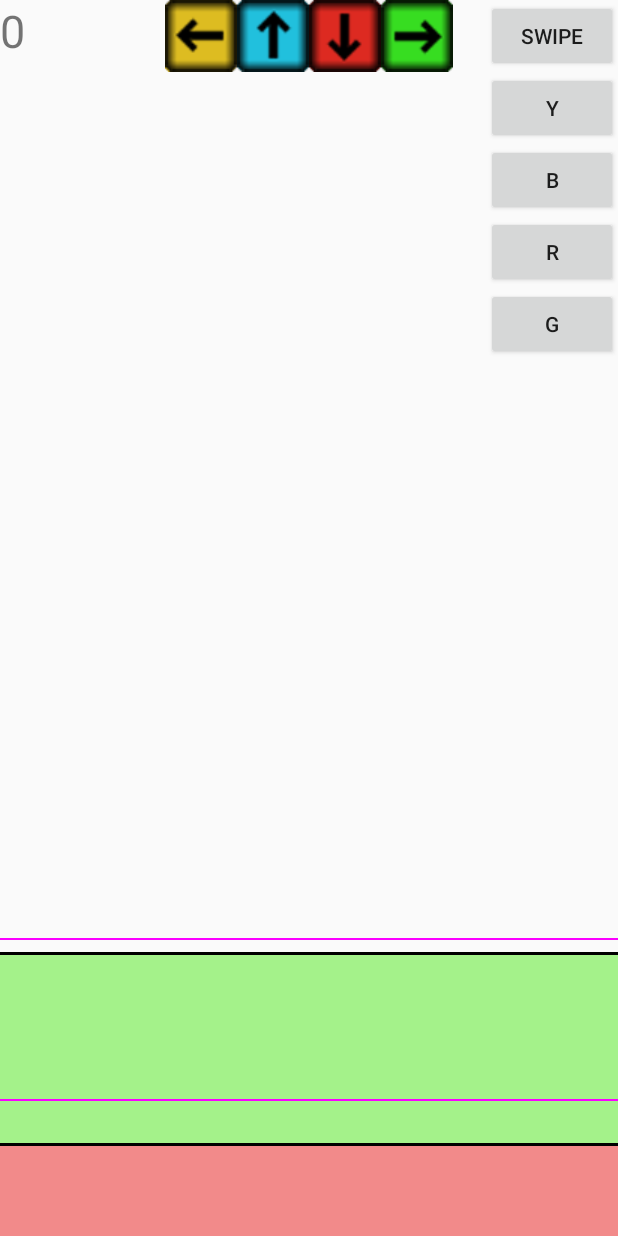
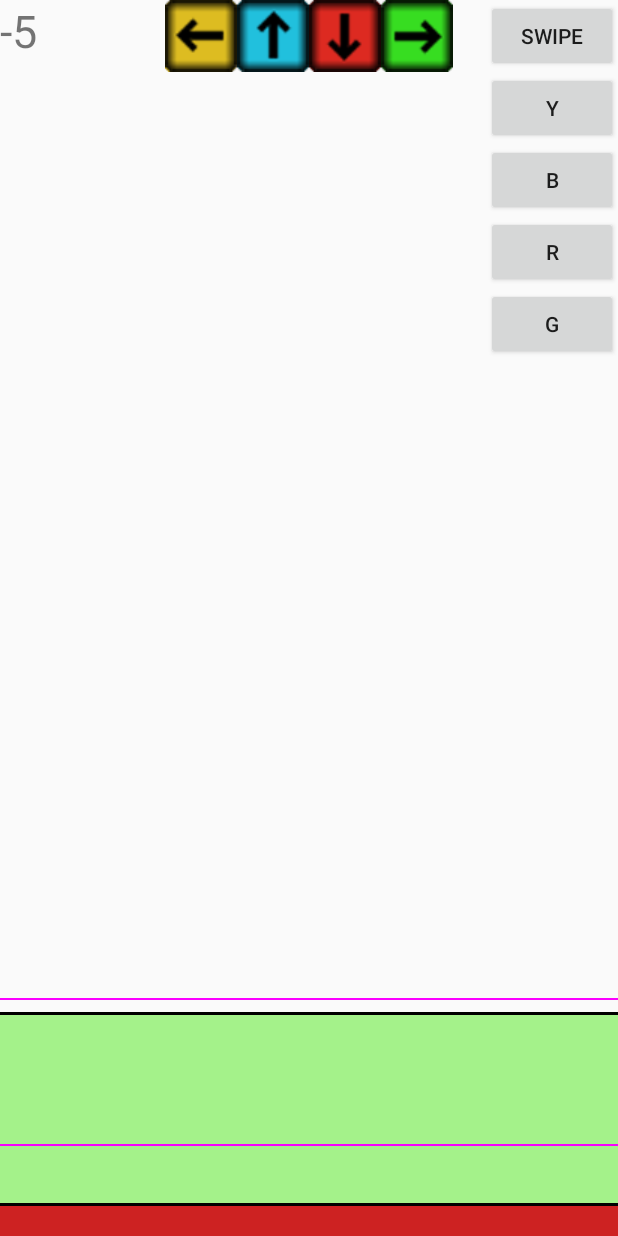
Before and after one commit to Huzzari/Slice, an Android app: the GameActivity screen opened directly, with no data from a screen before it, after a tap on an icon or button, on a phone screen of 412 x 824 dp. Run offline under Robolectric (Android 15) with nearby library versions, the phone set to English and light mode, and no system bars.

Commit message:
Score working
Button Delay

```diff
--- a/app/src/main/java/pancakeninjas/sliceproject/GameActivity.java
+++ b/app/src/main/java/pancakeninjas/sliceproject/GameActivity.java
@@ -11,25 +11,33 @@ import android.view.View;
 import android.view.animation.Animation;
 import android.view.animation.LinearInterpolator;
 import android.view.animation.TranslateAnimation;
+import android.widget.Button;
 import android.widget.ImageView;
 import android.widget.LinearLayout;
 import android.widget.RelativeLayout;
 import android.widget.TextView;
 
 import java.util.ArrayList;
+import java.util.Timer;
+import java.util.TimerTask;
 
 public class GameActivity extends AppCompatActivity {
 
-    int width, height, half;
-    int count = 1;
+    int width, height, half, playerScore;
+    int count = 0;
+    int count2 = 0;
     int speed = 2000;
+    int cap = 30;
+    int delay = 1000;
+    float endPoint;
     TranslateAnimation animation;
     ObjectAnimator anim;
-    ImageView cube1, cube2;
+    ImageView cube1;
+    Button blueButton, redButton, greenButton, yellowButton;
     ArrayList<ImageView> cubeArray;
     ArrayList<ImageView> deleteCubeArray;
     ImageView colour;
-    LinearLayout cubes, scoreZone, scoreTop, scoreBottom;
+    LinearLayout cubes, scoreZone, scoreTop, scoreBottom, divideBottom;
     TextView score;
     RelativeLayout mainLayout;
 
@@ -38,49 +46,39 @@ public class GameActivity extends AppCompatActivity {
         super.onCreate(savedInstanceState);
         setContentView(R.layout.activity_game);
 
-        cube1 = (ImageView) findViewById(R.id.bCube);
-        Log.d("Test", "Test1");
-        getScreenSize();
-
+        //arrayLists for storing cubes
         cubeArray = new ArrayList<ImageView>();
         deleteCubeArray = new ArrayList<ImageView>();
+        //copies of UI elements
+        cube1 = (ImageView) findViewById(R.id.bCube);
         cubes = (LinearLayout) findViewById(R.id.cubeLayout);
         mainLayout = (RelativeLayout) findViewById(R.id.mainRel);
         scoreZone = (LinearLayout) findViewById(R.id.scoreField);
         scoreTop = (LinearLayout) findViewById(R.id.scoreLineTop);
         scoreBottom = (LinearLayout) findViewById(R.id.scoreLineBottom);
+        divideBottom = (LinearLayout) findViewById(R.id.divider1);
         score = (TextView) findViewById(R.id.scoreText);
+        blueButton = (Button) findViewById(R.id.bButton);
+        redButton = (Button) findViewById(R.id.rButton);
+        yellowButton = (Button) findViewById(R.id.yButton);
+        greenButton = (Button) findViewById(R.id.gButton);
 
-        Log.d("Test", "Test2");
+        playerScore = 0;
+        endPoint = scoreBottom.getY();
+        Log.d("endPoint", "end Point = " + endPoint);
+        Log.d("endPoint", "end Point = " + scoreBottom.getY());
+        getScreenSize();
     }
 
-    public void moveCube2(View v){
 
-        Log.d("moveCube", "Test1");
-        int[] location = new int[2];
-        cube2.getLocationOnScreen(location);
-        Log.d("moveCube", "Test2");
-
-
-        Log.d("moveCube", "Test3");
-
-
-        Log.d("moveCube", "Test4");
-        animation.setDuration(speed);
-        animation.setFillAfter(false);
-
-        Log.d("moveCube", "Test5");
-        cube2.startAnimation(animation);
-        Log.d("moveCube", "Test6");
-
-
-    }
-
+    //used for when the user collects a cube before the animation has ended
     public void stopCube(){
-
+        //if the arrayList isnt empty
         if(!cubeArray.isEmpty()){
             ImageView temp = cubeArray.get(0);
+            //add cube to deleteCubeArray
             deleteCubeArray.add(temp);
+            //remove the cube from cubeArray and delete from the screen
             cubeArray.remove(0);
             mainLayout.removeView(temp);
         }
@@ -91,19 +89,19 @@ public class GameActivity extends AppCompatActivity {
         checkIfScore();
     }
 
+    //delete a cube that has ended its animation
     public void deleteCube(){
-
+        //check to make sure the arrayList isnt empty first
         if(!cubeArray.isEmpty()){
-
+            //remove from the arrayList and screen
             ImageView temp = cubeArray.get(0);
-            temp.clearAnimation();
             mainLayout.removeView(temp);
             cubeArray.remove(0);
             Log.d("deleteCube","not empty");
         }
     }
 
-
+    //gets the size of the screen
     public void getScreenSize(){
 
         width=0;
@@ -122,46 +120,114 @@ public class GameActivity extends AppCompatActivity {
     }
 
     public void checkIfScore(){
-
-        //int scoreTemp = Integer.parseInt(score.getText().toString());
+        //if there are cubes in cubeArray
         if(!cubeArray.isEmpty()) {
+            //copy the first cube
             ImageView temp = cubeArray.get(0);
 
             Log.d("Test","Cube = " + temp.getY());
             Log.d("Test", "Top = " + scoreTop.getY() + "Bottom = " + scoreBottom.getY());
 
+            //if the cube is in the score zone
             if ((temp.getY() > scoreTop.getY()) && (temp.getY() < scoreBottom.getY())) {
                 Log.d("CheckIfScore", "score!");
+                //remove cube from screen and place it into the deleteCubeArray
                 stopCube();
-                //scoreTemp++;
-                score.setText("SCORE");
+                //increase player score
+                playerScore += 10;
+                score.setText(""+playerScore);
                 Log.d("CheckIfScore", "score end");
-            } else {
+            } else {//cube is not in the score zone
                 Log.d("CheckIfScore", "oops, you missed!");
-                //scoreTemp--;
-                score.setText("MISS");
+                //decrease player score
+                playerScore-= 5;
+                score.setText(""+playerScore);
                 Log.d("CheckIfScore", "miss end");
             }
             Log.d("deleteCube", "not empty");
         }
     }
 
+    public void buttonDisable(){
+        blueButton.setEnabled(false);
+        redButton.setEnabled(false);
+        yellowButton.setEnabled(false);
+        greenButton.setEnabled(false);
+
+        Timer buttonTimer = new Timer();
+        buttonTimer.schedule(new TimerTask() {
+
+            @Override
+            public void run() {
+                runOnUiThread(new Runnable() {
+
+                    @Override
+                    public void run() {
+                        blueButton.setEnabled(true);
+                        redButton.setEnabled(true);
+                        yellowButton.setEnabled(true);
+                        greenButton.setEnabled(true);
+                    }
+                });
+            }
+        }, delay);
+    }
 
 
-    public void yellowCube(View v){
+    //makes a cube fall
+    //TODO: change View v to the message being passed
+    public void dropCube(View v){
+
+        buttonDisable();
         count++;
         Log.d("moveCube", "count = " + count);
-        int[] location = new int[2];
-        cube1.getLocationOnScreen(location);
+        //int[] location = new int[2];
+        //cube1.getLocationOnScreen(location);
         Log.d("moveCube", "Test2");
+        ImageView newCube;
 
-        ImageView newCube = new ImageView(this);
-        newCube.setImageResource(R.drawable.brick48yellow);
-
-        colour = (ImageView) findViewById(R.id.yCube);
+        switch(v.getId()){
+            //yellowButton pressed
+            case R.id.yButton:
+                //create new imageView for the cube
+                newCube = new ImageView(this);
+                newCube.setImageResource(R.drawable.brick48yellow);
+                //color is a copy of the yellow cube that stays on screen (yCube)
+                colour = (ImageView) findViewById(R.id.yCube);
+                break;
+            case R.id.bButton:
+                //create new imageView for the cube
+                newCube = new ImageView(this);
+                newCube.setImageResource(R.drawable.brick48blue);
+                //color is a copy of the yellow cube that stays on screen (yCube)
+                colour = (ImageView) findViewById(R.id.bCube);
+                break;
+            case R.id.gButton:
+                //create new imageView for the cube
+                newCube = new ImageView(this);
+                newCube.setImageResource(R.drawable.brick48green);
+                //color is a copy of the yellow cube that stays on screen (yCube)
+                colour = (ImageView) findViewById(R.id.gCube);
+                break;
+            case R.id.rButton:
+                //create new imageView for the cube
+                newCube = new ImageView(this);
+                newCube.setImageResource(R.drawable.brick48red);
+                //color is a copy of the yellow cube that stays on screen (yCube)
+                colour = (ImageView) findViewById(R.id.rCube);
+                break;
+            default:
+                newCube = new ImageView(this);
+                newCube.setImageResource(R.drawable.brick48yellow);
+                //color is a copy of the yellow cube that stays on screen (yCube)
+                colour = (ImageView) findViewById(R.id.yCube);
+                break;
+        }
+        //set X and Y of cube
         newCube.setX(colour.getX() + cubes.getX());
         newCube.setY(0);
         //newCube.setId(count);
+        //add the cube to the arraylist and add to the screen
         cubeArray.add(newCube);
         mainLayout.addView(newCube);
 
@@ -169,34 +235,45 @@ public class GameActivity extends AppCompatActivity {
 
         //LinearInterpolator linInt = new LinearInterpolator();
 
-        anim = ObjectAnimator.ofFloat(newCube, "Y", 0, height).setDuration(2000);
+        //animator for the cube
+        anim = ObjectAnimator.ofFloat(newCube, "Y", 0, scoreBottom.getY()).setDuration(2000);
+        //animator listener
         anim.addListener(new Animator.AnimatorListener() {
 
             @Override
             public void onAnimationStart(Animator animation) {
-                // TODO Auto-generated method stub
 
             }
 
             @Override
             public void onAnimationRepeat(Animator animation) {
-                // TODO Auto-generated method stub
 
             }
 
             @Override
             public void onAnimationEnd(Animator animation) {
-                // TODO Auto-generated method stub
+                //if the cube has been scored (in the deleteCube arraylist)
                 if(!deleteCubeArray.isEmpty()){
+
                     ImageView temp = deleteCubeArray.get(0);
                     mainLayout.removeView(temp);
                     deleteCubeArray.remove(0);
                     Log.d("animationEnd","delete from deleteCubeArray");
                 }
-                else {
+                else {//if the cube reached the red zone
+                    //decrease player score
+                    playerScore-= 5;
+                    score.setText(""+playerScore);
+                    //delete the cube
                     deleteCube();
                 }
                 Log.d("animationListener","Animation End");
+                count2++;
+
+                if(count2 >= cap){
+                    //end of game
+                    //TODO: end of game
+                }
             }
 
             @Override
@@ -210,9 +287,10 @@ public class GameActivity extends AppCompatActivity {
         Log.d("moveCube", "Test5");
         anim.start();
         Log.d("moveCube", "Test6");
-    }
+    }//end of yellowCube
 
     //~~~~~~~~~~~~~~~~~~~~~~~~~~~~~~~~~~~~~~~~~~~~~~~~~~~~~~~~~~~~~~~~~~~~~~~~~~~~~~~~~~~~~~~~~~~~~~~~~~~~~~~~~~~~~~~~~~~~~~~~~~
+    //old version of the cube fall for safety
     public void greenCubeOld(View v){
         count++;
         Log.d("moveCube", "count = " + count);
@@ -243,7 +321,7 @@ public class GameActivity extends AppCompatActivity {
 
         colour = (ImageView) findViewById(R.id.gCube);
 
-        newCube.setX(colour.getX()+cubes.getX());
+        //newCube.setX(colour.getX()+cubes.getX());
         newCube.setY(0);
         // newCube.setId(count);
         cubeArray.add(newCube);
--- a/app/src/main/res/layout/activity_game.xml
+++ b/app/src/main/res/layout/activity_game.xml
@@ -61,8 +61,8 @@
         android:layout_width="wrap_content"
         android:layout_height="wrap_content"
         android:text="Y"
-        android:id="@+id/button8"
-        android:onClick="yellowCube"
+        android:id="@+id/yButton"
+        android:onClick="dropCube"
         android:layout_below="@+id/button10"
         android:layout_alignParentEnd="true"
         android:nestedScrollingEnabled="false" />
@@ -71,25 +71,28 @@
         android:layout_width="wrap_content"
         android:layout_height="wrap_content"
         android:text="B"
-        android:id="@+id/button9"
-        android:layout_below="@+id/button8"
-        android:layout_alignParentEnd="true" />
+        android:id="@+id/bButton"
+        android:layout_below="@+id/yButton"
+        android:layout_alignParentEnd="true"
+        android:onClick="dropCube" />
 
     <Button
         android:layout_width="wrap_content"
         android:layout_height="wrap_content"
         android:text="R"
-        android:id="@+id/button11"
-        android:layout_below="@+id/button9"
-        android:layout_alignParentEnd="true" />
+        android:id="@+id/rButton"
+        android:layout_below="@+id/bButton"
+        android:layout_alignParentEnd="true"
+        android:onClick="dropCube" />
 
     <Button
         android:layout_width="wrap_content"
         android:layout_height="wrap_content"
         android:text="G"
-        android:id="@+id/button12"
-        android:layout_below="@+id/button11"
-        android:layout_alignParentEnd="true" />
+        android:id="@+id/gButton"
+        android:layout_below="@+id/rButton"
+        android:layout_alignParentEnd="true"
+        android:onClick="dropCube" />
 
     <LinearLayout
         android:orientation="vertical"
@@ -116,8 +119,8 @@
     <LinearLayout
         android:orientation="horizontal"
         android:layout_width="match_parent"
-        android:layout_height="60dp"
-        android:background="#73e60000"
+        android:layout_height="20dp"
+        android:background="#dcc70000"
         android:layout_alignParentBottom="true"
         android:layout_centerHorizontal="true"
         android:id="@+id/failField" />
@@ -157,7 +160,7 @@
         android:id="@+id/scoreLineBottom"
         android:layout_above="@+id/failField"
         android:layout_alignParentStart="true"
-        android:layout_marginBottom="30dp" />
+        android:layout_marginBottom="40dp" />
 
 
 </RelativeLayout>
```
